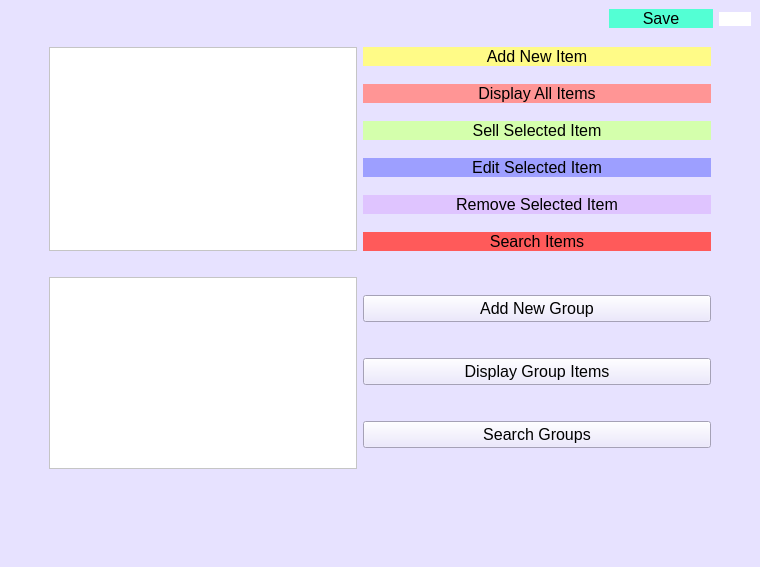
First picture: the form in Store/mainwindow.ui, repository SamanOmidi/GroceryStore, before the edit.
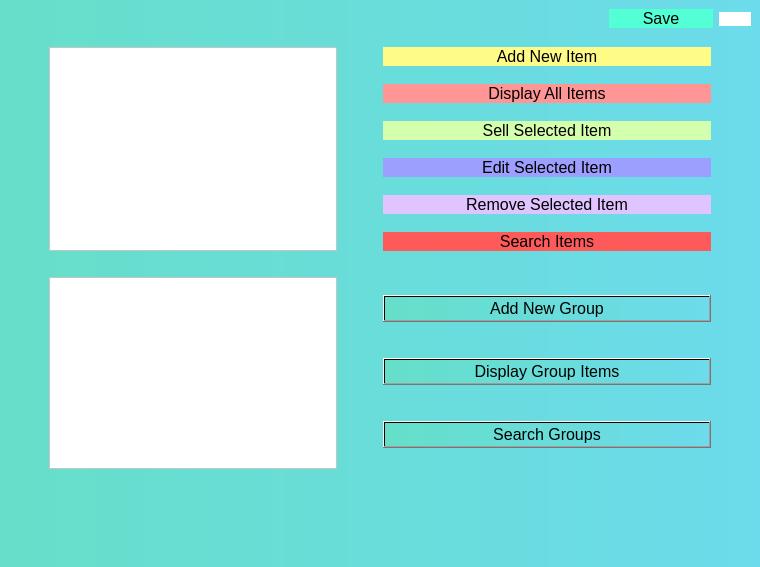
Second picture: the form after the edit. Icons and pictures are not drawn.

Commit message: The overall project is completed (based on the instruction it is supposed to do) , only the design is left. Hopefully :) I don't know how to write commits :).

Diff of the .ui file:
```diff
--- a/Store/mainwindow.ui
+++ b/Store/mainwindow.ui
@@ -14,7 +14,7 @@
    <string>MainWindow</string>
   </property>
   <property name="styleSheet">
-   <string notr="true">background:rgb(231, 226, 255)</string>
+   <string notr="true">background: qlineargradient(spread:pad, x1:0, y1:0, x2:1, y2:0, stop:0 rgba(101, 223, 201, 255), stop:1 rgba(108,219,235, 255))</string>
   </property>
   <widget class="QWidget" name="centralwidget">
    <layout class="QVBoxLayout" name="verticalLayout_3">
@@ -146,6 +146,22 @@
         </item>
        </layout>
       </item>
+      <item>
+       <spacer name="horizontalSpacer_6">
+        <property name="orientation">
+         <enum>Qt::Horizontal</enum>
+        </property>
+        <property name="sizeType">
+         <enum>QSizePolicy::Fixed</enum>
+        </property>
+        <property name="sizeHint" stdset="0">
+         <size>
+          <width>40</width>
+          <height>20</height>
+         </size>
+        </property>
+       </spacer>
+      </item>
       <item>
        <layout class="QVBoxLayout" name="verticalLayout">
         <property name="spacing">
@@ -272,6 +288,7 @@
           <property name="font">
            <font>
             <pointsize>12</pointsize>
+            <stylestrategy>PreferDefault</stylestrategy>
            </font>
           </property>
           <property name="styleSheet">
@@ -356,6 +373,22 @@
         </item>
        </layout>
       </item>
+      <item>
+       <spacer name="horizontalSpacer_7">
+        <property name="orientation">
+         <enum>Qt::Horizontal</enum>
+        </property>
+        <property name="sizeType">
+         <enum>QSizePolicy::Fixed</enum>
+        </property>
+        <property name="sizeHint" stdset="0">
+         <size>
+          <width>40</width>
+          <height>20</height>
+         </size>
+        </property>
+       </spacer>
+      </item>
       <item>
        <layout class="QVBoxLayout" name="verticalLayout_2">
         <property name="spacing">
```
The commit also changes 4 other files.
